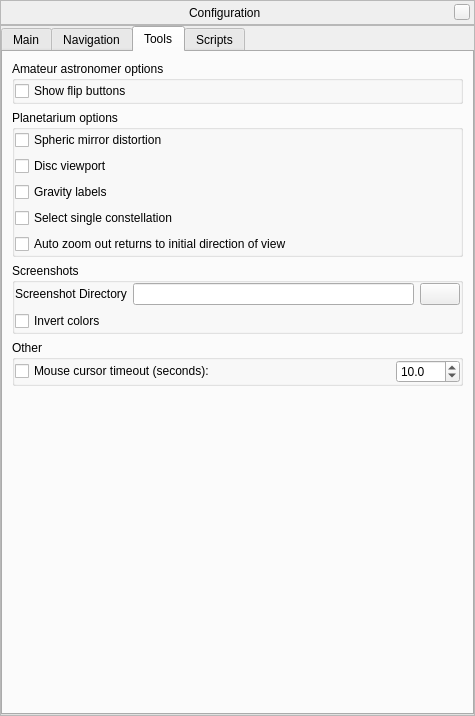
519984307/stellarium_src, file src/gui/configurationDialog.ui: the form before one commit.
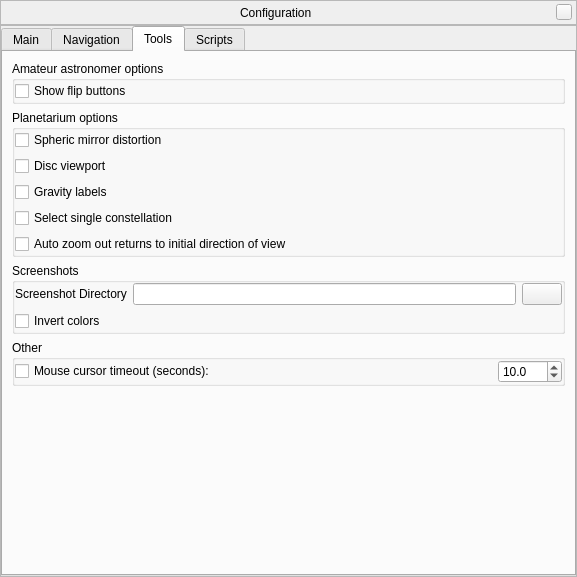
The form after the commit. Icons and pictures are not drawn. Custom widgets are drawn as their Qt base class.

Commit message: Applied patch for temp fixing tab arrows.

Patch:
```diff
--- a/src/gui/configurationDialog.ui
+++ b/src/gui/configurationDialog.ui
@@ -5,8 +5,8 @@
    <rect>
     <x>0</x>
     <y>0</y>
-    <width>475</width>
-    <height>716</height>
+    <width>577</width>
+    <height>577</height>
    </rect>
   </property>
   <property name="windowTitle" >
```
